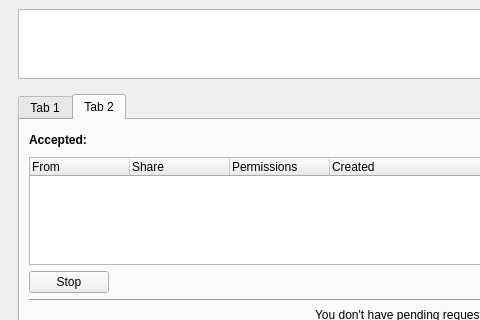
This is pcloudwindow.ui in pcloudcom/psyncgui as Qt 5 draws it before an edit; both pictures show x 0 to 480 and y 0 to 320 of the 804 by 543 pixel window. The edited form follows.
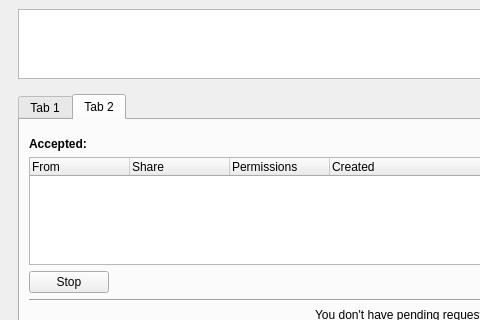
This is the edited form. Icons and pictures are not drawn.

Commit message: SLX-236 | update Shared with me Label

What changed in the file:
```diff
--- a/pcloudwindow.ui
+++ b/pcloudwindow.ui
@@ -929,6 +929,9 @@
                 <property name="text">
                  <string>&lt;html&gt;&lt;head/&gt;&lt;body&gt;&lt;p&gt;&lt;span style=&quot; font-weight:600;&quot;&gt;Accepted:&lt;/span&gt;&lt;/p&gt;&lt;/body&gt;&lt;/html&gt;</string>
                 </property>
+                <property name="alignment">
+                 <set>Qt::AlignBottom|Qt::AlignLeading|Qt::AlignLeft</set>
+                </property>
                </widget>
               </item>
               <item>
```
Left out of the diff: 24 changed lines with no effect on the pictures.
